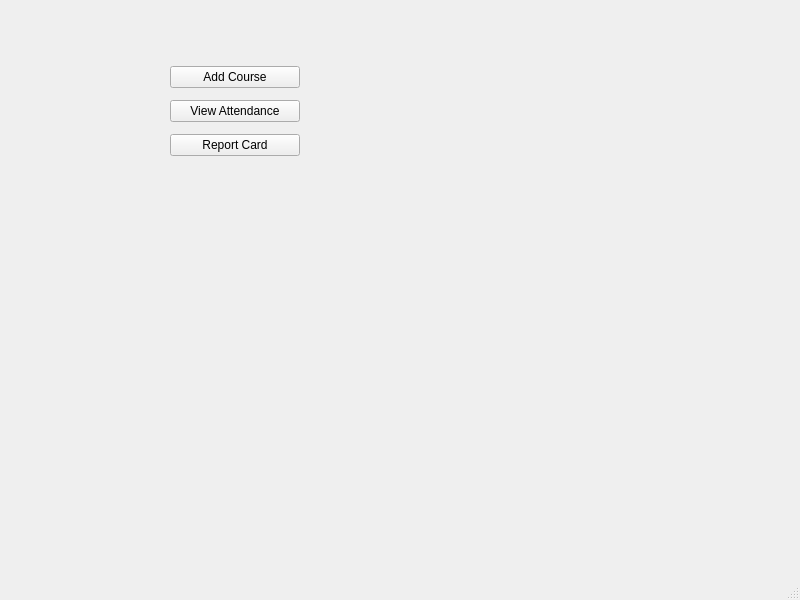
Above: studentdashboard.ui from Sayan-045/Student_teacher_management_system before the change. Below: the same form after it.
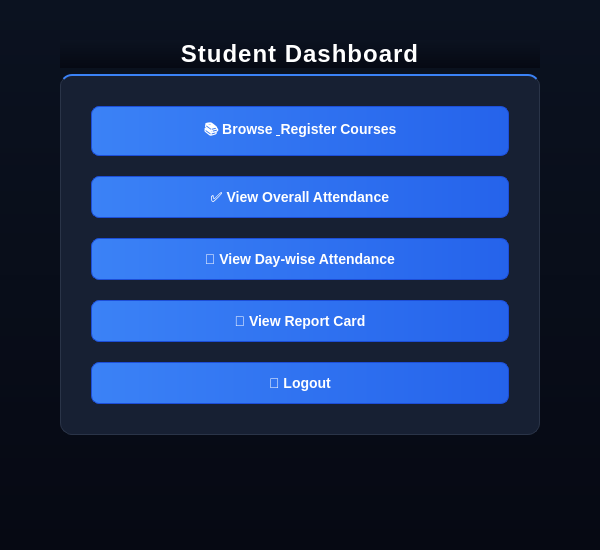
That is the form after the change.

Commit message: Complete Qt UI integration + Additional Features: Added dark mode dashboards and interactive charts

Diff of the .ui file:
```diff
--- a/studentdashboard.ui
+++ b/studentdashboard.ui
@@ -2,64 +2,87 @@
 <ui version="4.0">
  <class>StudentDashboard</class>
  <widget class="QMainWindow" name="StudentDashboard">
-  <property name="geometry">
-   <rect>
-    <x>0</x>
-    <y>0</y>
-    <width>800</width>
-    <height>600</height>
-   </rect>
-  </property>
-  <property name="windowTitle">
-   <string>MainWindow</string>
-  </property>
-  <widget class="QWidget" name="centralwidget">
-   <widget class="QWidget" name="">
-    <property name="geometry">
-     <rect>
-      <x>170</x>
-      <y>60</y>
-      <width>130</width>
-      <height>103</height>
-     </rect>
-    </property>
-    <layout class="QVBoxLayout" name="verticalLayout">
-     <item>
-      <widget class="QPushButton" name="addCourseBtn">
-       <property name="text">
-        <string>Add Course</string>
-       </property>
-      </widget>
-     </item>
-     <item>
-      <widget class="QPushButton" name="viewAttendanceBtn">
-       <property name="text">
-        <string>View Attendance</string>
-       </property>
-      </widget>
-     </item>
-     <item>
-      <widget class="QPushButton" name="reportBtn">
-       <property name="text">
-        <string>Report Card</string>
-       </property>
-      </widget>
-     </item>
-    </layout>
+  <property name="geometry"><rect><x>0</x><y>0</y><width>600</width><height>550</height></rect></property>
+  <property name="windowTitle"><string>Student Dashboard</string></property>
+  <property name="styleSheet"><string notr="true">
+  /* Main Background with a subtle gradient */
+  QWidget {
+      background: qlineargradient(x1:0, y1:0, x2:0, y2:1, stop:0 #0b1220, stop:1 #060913);
+      color: #e2e8f0;
+      font-family: "Segoe UI", sans-serif;
+  }
+
+  /* Elevated Card with a brilliant top highlight */
+  QFrame#card {
+      background-color: #172033;
+      border-radius: 12px;
+      border: 1px solid #2a3448;
+      border-top: 2px solid #3b82f6; /* Adds a modern 'accent line' to the top of the card */
+  }
+
+  /* Header */
+  QLabel#headerLabel {
+      color: #ffffff;
+      font-size: 24px;
+      font-weight: 900;
+      letter-spacing: 1px;
+  }
+
+  /* Dynamic Buttons */
+  QPushButton {
+      background: qlineargradient(x1:0, y1:0, x2:1, y2:0, stop:0 #3b82f6, stop:1 #2563eb);
+      color: #ffffff;
+      font-weight: bold;
+      padding: 12px;
+      border-radius: 8px;
+      font-size: 14px;
+      border: 1px solid #1d4ed8;
+  }
+
+  QPushButton:hover {
+      background: qlineargradient(x1:0, y1:0, x2:1, y2:0, stop:0 #60a5fa, stop:1 #3b82f6);
+      border: 1px solid #93c5fd;
+  }
+
+  /* The Tactile Click Effect */
+  QPushButton:pressed {
+      background-color: #1e3a8a;
+      padding-top: 14px; /* Pushes the text down slightly */
+      padding-bottom: 10px;
+  }
+
+  /* Input Fields (For the Login Screen) */
+  QLineEdit, QComboBox {
+      background-color: #0f172a;
+      color: #ffffff;
+      padding: 10px;
+      border: 2px solid #1e293b;
+      border-radius: 6px;
+      selection-background-color: #3b82f6;
+  }
+
+  /* Glowing Focus State for Inputs */
+  QLineEdit:focus, QComboBox:focus {
+      border: 2px solid #3b82f6;
+      background-color: #1e293b;
+  }
+  </string></property>
+    <widget class="QWidget" name="centralwidget">
+     <layout class="QVBoxLayout" name="mainLayout">
+      <property name="leftMargin"><number>60</number></property><property name="topMargin"><number>40</number></property><property name="rightMargin"><number>60</number></property><property name="bottomMargin"><number>40</number></property>
+      <item><widget class="QLabel" name="headerLabel"><property name="text"><string>Student Dashboard</string></property><property name="alignment"><set>Qt::AlignCenter</set></property></widget></item>
+      <item><widget class="QFrame" name="card">
+        <layout class="QVBoxLayout" name="cardLayout">
+         <property name="spacing"><number>20</number></property><property name="topMargin"><number>30</number></property><property name="bottomMargin"><number>30</number></property><property name="leftMargin"><number>30</number></property><property name="rightMargin"><number>30</number></property>
+         <item><widget class="QPushButton" name="addCourseBtn"><property name="text"><string>📚 Browse &amp; Register Courses</string></property><property name="cursor"><cursorShape>PointingHandCursor</cursorShape></property></widget></item>
+         <item><widget class="QPushButton" name="viewAttendanceBtn"><property name="text"><string>✅ View Overall Attendance</string></property><property name="cursor"><cursorShape>PointingHandCursor</cursorShape></property></widget></item>
+         <item><widget class="QPushButton" name="dayWiseBtn"><property name="text"><string>📅 View Day-wise Attendance</string></property><property name="cursor"><cursorShape>PointingHandCursor</cursorShape></property></widget></item>
+         <item><widget class="QPushButton" name="reportBtn"><property name="text"><string>📄 View Report Card</string></property><property name="cursor"><cursorShape>PointingHandCursor</cursorShape></property></widget></item>
+         <item><widget class="QPushButton" name="logoutBtn"><property name="text"><string>🚪 Logout</string></property><property name="cursor"><cursorShape>PointingHandCursor</cursorShape></property></widget></item>
+        </layout></widget></item>
+      <item><spacer name="verticalSpacer"><property name="orientation"><enum>Qt::Vertical</enum></property><property name="sizeHint"><size><width>20</width><height>40</height></size></property></spacer></item>
+     </layout>
+    </widget>
    </widget>
-  </widget>
-  <widget class="QMenuBar" name="menubar">
-   <property name="geometry">
-    <rect>
-     <x>0</x>
-     <y>0</y>
-     <width>800</width>
-     <height>25</height>
-    </rect>
-   </property>
-  </widget>
-  <widget class="QStatusBar" name="statusbar"/>
- </widget>
- <resources/>
- <connections/>
-</ui>
+   <resources/><connections/>
+  </ui>
```
The commit also changes 12 other files.
